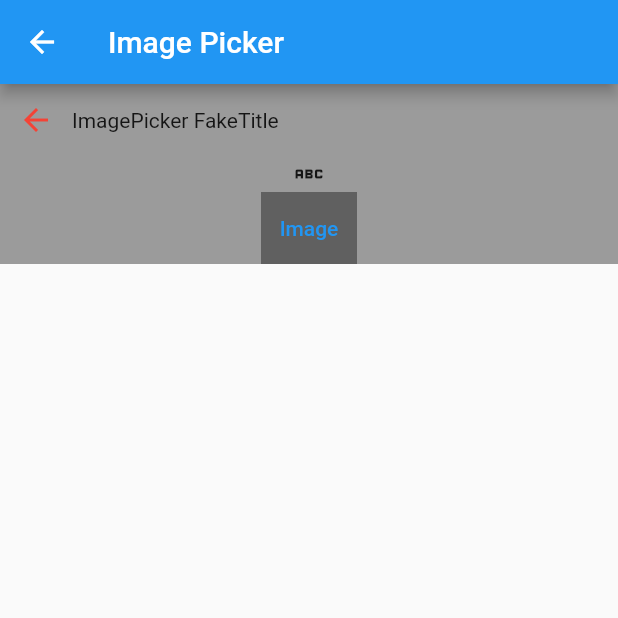
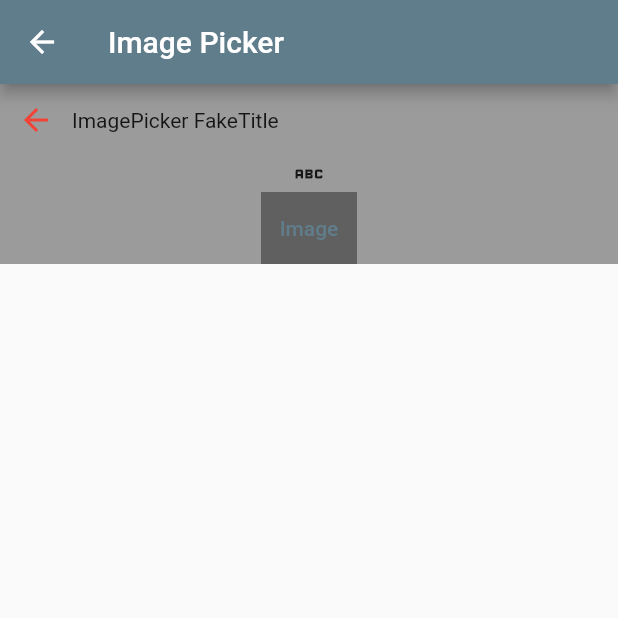
Before and after one commit to zhongkai886/account_note, a Flutter app: the screen it shows after launch, after a tap on "imagePicker", on a phone screen of 412 x 824 dp, the top half of it. Run offline on Flutter 3.47's test engine with Material 2 defaults, Android fonts, the phone set to English and light mode, and no system bars; our stand-ins replace hive, hive_flutter, image_picker; accounts and stored records are empty.

Commit message:
it daily

```diff
--- a/lib/main.dart
+++ b/lib/main.dart
@@ -1,5 +1,6 @@
 import 'package:flutter/material.dart';
 import 'package:flutter_account_note/account.info.view.dart';
+import 'package:flutter_account_note/basic_view.dart';
 import 'package:flutter_account_note/image_picker_page.dart';
 import 'package:flutter_account_note/main_view.dart';
 import 'package:flutter_account_note/model/account.info.dart';
@@ -17,6 +18,8 @@ Future<void> main() async {
 class MyApp extends StatelessWidget {
   const MyApp({Key? key}) : super(key: key);
   static const IMAGEPICKER = '/imagePicker';
+  static const BASIC = '/basic';
+
   // This widget is the root of your application.
   @override
   Widget build(BuildContext context) {
@@ -25,10 +28,11 @@ class MyApp extends StatelessWidget {
       initialRoute: '/',
       routes: {
         '/': (context) => const MainView(),
+        BASIC: (context) => const BasicView(),
         IMAGEPICKER: (context) => ImagePickerPage(),
       },
       theme: ThemeData(
-        primarySwatch: Colors.blue,
+        primarySwatch: Colors.blueGrey,
       ),
     );
   }
--- a/lib/main_view.dart
+++ b/lib/main_view.dart
@@ -23,26 +23,34 @@ class _MainViewState extends State<MainView> {
             mainAxisSpacing: 5,
             crossAxisSpacing: 5,
           ),
-          itemCount: 100,
+          itemCount: 10,
           itemBuilder: ((context, index) {
             late String _title;
             switch (index) {
               case 0:
                 _title = MyApp.IMAGEPICKER.replaceFirst('/', '');
                 break;
+              case 1:
+                _title = MyApp.BASIC.replaceFirst('/', '');
+                break;
               default:
                 _title = index.toString();
             }
             return GestureDetector(
               onTap: () {
-                if (index == 0) {
-                  Navigator.pushNamed(context, MyApp.IMAGEPICKER);
+                switch (index) {
+                  case 0:
+                    Navigator.pushNamed(context, MyApp.IMAGEPICKER);
+                    break;
+                  case 1:
+                    Navigator.pushNamed(context, MyApp.BASIC);
+                    break;
                 }
               },
               child: Card(
                 color: Colors.blue[100],
                 child: Center(
-                  child: index == 0 ? Text(_title) : Text('$index'),
+                  child: Text(_title),
                 ),
               ),
             );
```
Also changed, not shown: lib/basic_view.dart (added, +69 -0 lines), lib/ithelp/ithelp04.dart (+10 -3 lines), lib/ithelp/list.dart (added, +29 -0 lines), lib/ithelp/test.json (added, +20 -0 lines).
